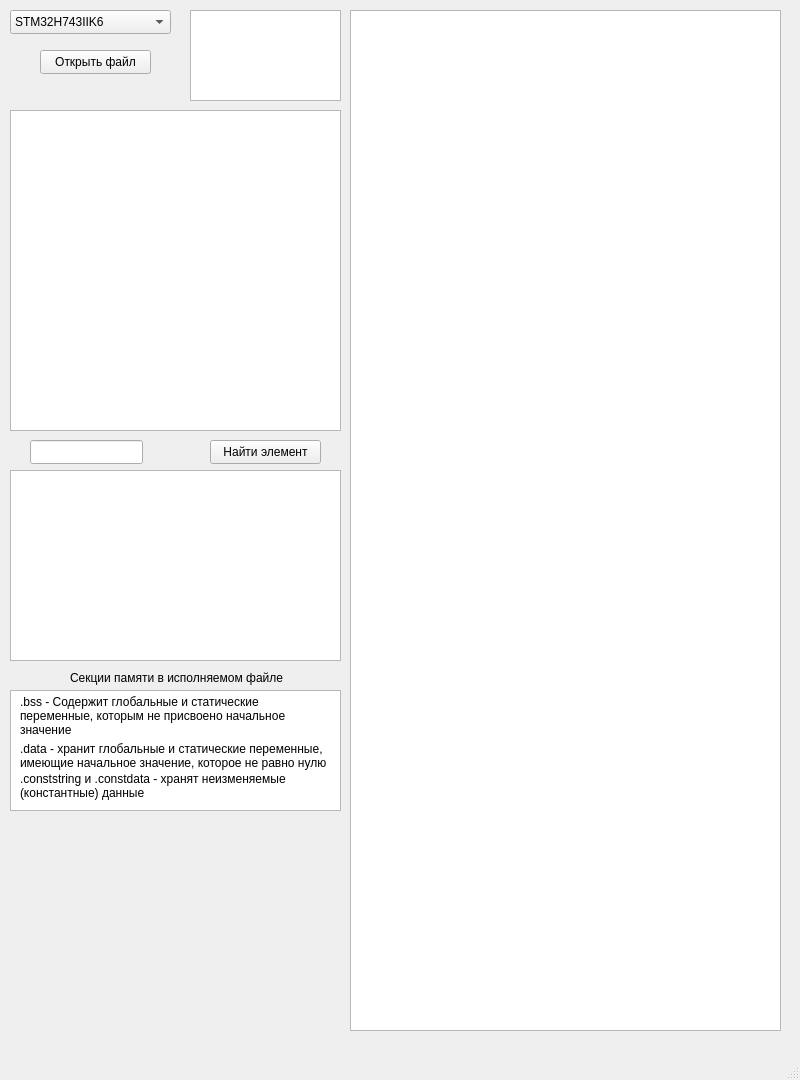
Old version of the form QtProj/mapAnalizer/map_analizer/mainwindow.ui in the repository twentyoneh/CPPproj.
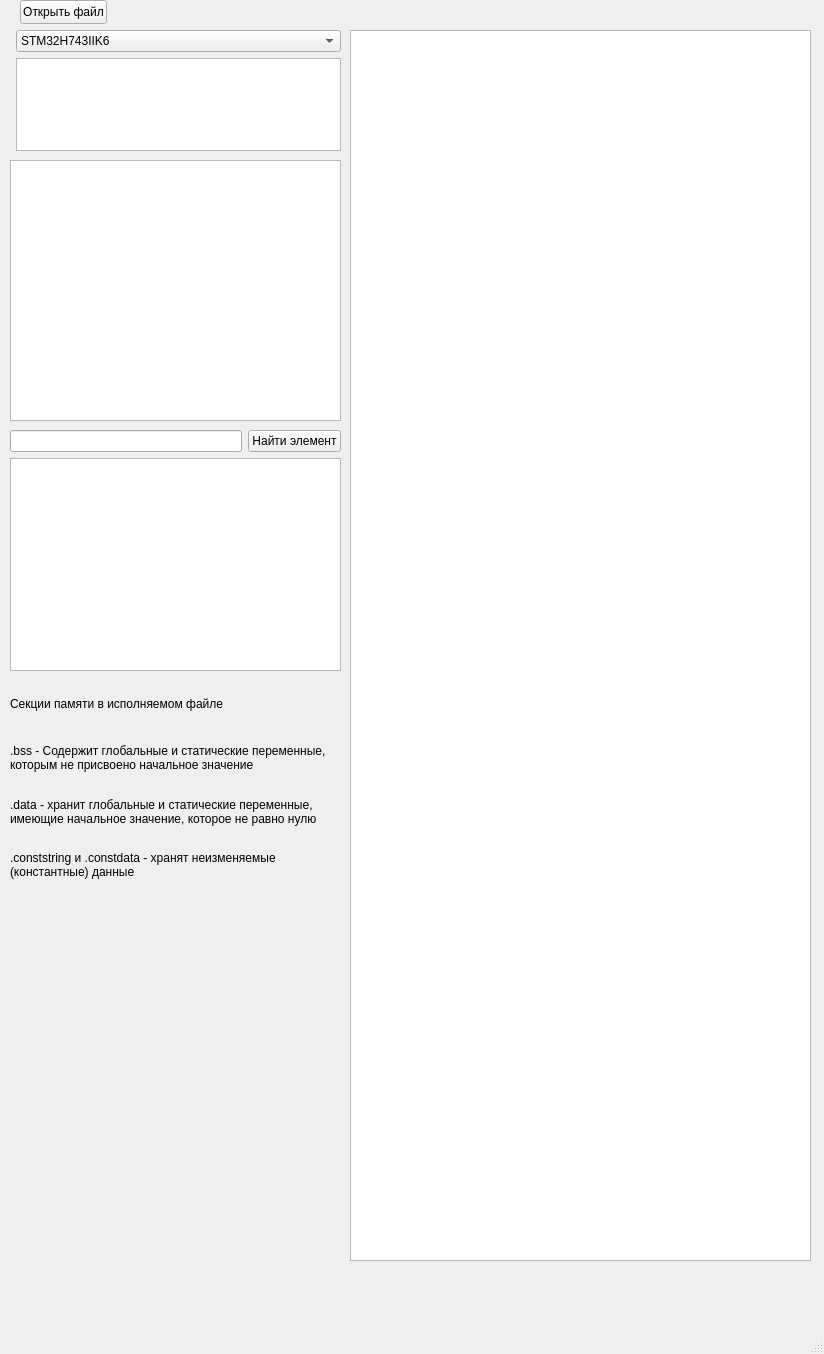
New version of the form.

Commit message: небольшие правки

Patch:
```diff
--- a/QtProj/mapAnalizer/map_analizer/mainwindow.ui
+++ b/QtProj/mapAnalizer/map_analizer/mainwindow.ui
@@ -6,123 +6,42 @@
    <rect>
     <x>0</x>
     <y>0</y>
-    <width>800</width>
-    <height>1080</height>
+    <width>824</width>
+    <height>1354</height>
    </rect>
   </property>
   <property name="windowTitle">
    <string>MainWindow</string>
   </property>
   <widget class="QWidget" name="centralwidget">
-   <widget class="QPushButton" name="OpenFile">
-    <property name="geometry">
-     <rect>
-      <x>40</x>
-      <y>50</y>
-      <width>111</width>
-      <height>24</height>
-     </rect>
-    </property>
-    <property name="text">
-     <string>Открыть файл</string>
-    </property>
-   </widget>
-   <widget class="QListWidget" name="mainListWidget">
-    <property name="geometry">
-     <rect>
-      <x>350</x>
-      <y>10</y>
-      <width>431</width>
-      <height>1021</height>
-     </rect>
-    </property>
-    <property name="verticalScrollBarPolicy">
-     <enum>Qt::ScrollBarPolicy::ScrollBarAsNeeded</enum>
-    </property>
-    <property name="horizontalScrollBarPolicy">
-     <enum>Qt::ScrollBarPolicy::ScrollBarAsNeeded</enum>
-    </property>
-    <property name="sizeAdjustPolicy">
-     <enum>QAbstractScrollArea::SizeAdjustPolicy::AdjustIgnored</enum>
-    </property>
-    <property name="dragEnabled">
-     <bool>false</bool>
-    </property>
-    <property name="verticalScrollMode">
-     <enum>QAbstractItemView::ScrollMode::ScrollPerPixel</enum>
-    </property>
-    <property name="horizontalScrollMode">
-     <enum>QAbstractItemView::ScrollMode::ScrollPerPixel</enum>
-    </property>
-   </widget>
-   <widget class="QLineEdit" name="variableName">
-    <property name="geometry">
-     <rect>
-      <x>30</x>
-      <y>440</y>
-      <width>113</width>
-      <height>24</height>
-     </rect>
-    </property>
-   </widget>
-   <widget class="QPushButton" name="findVariable">
-    <property name="geometry">
-     <rect>
-      <x>210</x>
-      <y>440</y>
-      <width>111</width>
-      <height>24</height>
-     </rect>
-    </property>
-    <property name="text">
-     <string>Найти элемент</string>
-    </property>
-   </widget>
    <widget class="QListWidget" name="stateInfoList">
     <property name="geometry">
      <rect>
       <x>10</x>
-      <y>110</y>
+      <y>160</y>
       <width>331</width>
-      <height>321</height>
+      <height>261</height>
      </rect>
     </property>
     <property name="verticalScrollMode">
      <enum>QAbstractItemView::ScrollMode::ScrollPerPixel</enum>
     </property>
    </widget>
-   <widget class="QListWidget" name="variableInfoList">
+   <widget class="QWidget" name="formLayoutWidget">
     <property name="geometry">
      <rect>
       <x>10</x>
-      <y>470</y>
+      <y>30</y>
       <width>331</width>
-      <height>191</height>
+      <height>121</height>
      </rect>
     </property>
-    <property name="verticalScrollMode">
-     <enum>QAbstractItemView::ScrollMode::ScrollPerPixel</enum>
-    </property>
-   </widget>
-   <widget class="QListWidget" name="buttonWidget">
-    <property name="geometry">
-     <rect>
-      <x>190</x>
-      <y>10</y>
-      <width>151</width>
-      <height>91</height>
-     </rect>
-    </property>
-   </widget>
+    <layout class="QFormLayout" name="formLayout">
+     <item row="1" column="1">
+      <widget class="QListWidget" name="buttonWidget"/>
+     </item>
+     <item row="0" column="1">
    <widget class="QComboBox" name="comboBox">
-    <property name="geometry">
-     <rect>
-      <x>10</x>
-      <y>10</y>
-      <width>161</width>
-      <height>24</height>
-     </rect>
-    </property>
     <item>
      <property name="text">
       <string>STM32H743IIK6</string>
@@ -134,25 +53,80 @@
      </property>
     </item>
    </widget>
-   <widget class="QListWidget" name="listWidget">
+     </item>
+    </layout>
+   </widget>
+   <widget class="QPushButton" name="OpenFile">
+    <property name="geometry">
+     <rect>
+      <x>20</x>
+      <y>0</y>
+      <width>87</width>
+      <height>24</height>
+     </rect>
+    </property>
+    <property name="text">
+     <string>Открыть файл</string>
+    </property>
+   </widget>
+   <widget class="QWidget" name="gridLayoutWidget_2">
     <property name="geometry">
      <rect>
       <x>10</x>
-      <y>690</y>
+      <y>430</y>
       <width>331</width>
-      <height>121</height>
+      <height>241</height>
      </rect>
     </property>
-   </widget>
+    <layout class="QGridLayout" name="gridLayout_2">
+     <item row="1" column="0">
+      <widget class="QListWidget" name="variableInfoList">
+       <property name="verticalScrollMode">
+        <enum>QAbstractItemView::ScrollMode::ScrollPerPixel</enum>
+       </property>
+      </widget>
+     </item>
+     <item row="0" column="0">
+      <layout class="QGridLayout" name="gridLayout">
+       <item row="0" column="1">
+        <widget class="QPushButton" name="findVariable">
+         <property name="text">
+          <string>Найти элемент</string>
+         </property>
+        </widget>
+       </item>
+       <item row="0" column="0">
+        <widget class="QLineEdit" name="variableName"/>
+       </item>
+      </layout>
+     </item>
+    </layout>
+   </widget>
+   <widget class="QWidget" name="gridLayoutWidget_4">
+    <property name="geometry">
+     <rect>
+      <x>10</x>
+      <y>680</y>
+      <width>329</width>
+      <height>209</height>
+     </rect>
+    </property>
+    <layout class="QGridLayout" name="gridLayout_4">
+     <item row="3" column="0">
+      <widget class="QLabel" name="label_3">
+       <property name="text">
+        <string>.conststring и .constdata - хранят неизменяемые (константные) данные </string>
+       </property>
+       <property name="scaledContents">
+        <bool>false</bool>
+       </property>
+       <property name="wordWrap">
+        <bool>true</bool>
+       </property>
+      </widget>
+     </item>
+     <item row="1" column="0">
    <widget class="QLabel" name="label">
-    <property name="geometry">
-     <rect>
-      <x>20</x>
-      <y>690</y>
-      <width>311</width>
-      <height>51</height>
-     </rect>
-    </property>
     <property name="text">
      <string>.bss - Содержит глобальные и статические переменные, которым не присвоено начальное значение</string>
     </property>
@@ -163,15 +137,9 @@
      <bool>true</bool>
     </property>
    </widget>
+     </item>
+     <item row="2" column="0">
    <widget class="QLabel" name="label_2">
-    <property name="geometry">
-     <rect>
-      <x>20</x>
-      <y>730</y>
-      <width>311</width>
-      <height>51</height>
-     </rect>
-    </property>
     <property name="text">
      <string>.data - хранит глобальные и статические переменные, имеющие начальное значение, которое не равно нулю</string>
     </property>
@@ -182,38 +150,62 @@
      <bool>true</bool>
     </property>
    </widget>
-   <widget class="QLabel" name="label_3">
-    <property name="geometry">
-     <rect>
-      <x>20</x>
-      <y>760</y>
-      <width>311</width>
-      <height>51</height>
-     </rect>
-    </property>
-    <property name="text">
-     <string>.conststring и .constdata - хранят неизменяемые (константные) данные </string>
-    </property>
-    <property name="scaledContents">
-     <bool>false</bool>
-    </property>
-    <property name="wordWrap">
-     <bool>true</bool>
-    </property>
-   </widget>
+     </item>
+     <item row="0" column="0">
    <widget class="QLabel" name="label_4">
-    <property name="geometry">
-     <rect>
-      <x>70</x>
-      <y>670</y>
-      <width>221</width>
-      <height>16</height>
-     </rect>
-    </property>
     <property name="text">
      <string>Секции памяти в исполняемом файле</string>
     </property>
    </widget>
+     </item>
+    </layout>
+   </widget>
+   <widget class="QWidget" name="gridLayoutWidget_3">
+    <property name="geometry">
+     <rect>
+      <x>350</x>
+      <y>30</y>
+      <width>461</width>
+      <height>1231</height>
+     </rect>
+    </property>
+    <layout class="QGridLayout" name="gridLayout_3">
+     <property name="sizeConstraint">
+      <enum>QLayout::SizeConstraint::SetNoConstraint</enum>
+     </property>
+     <item row="0" column="0">
+      <widget class="QListWidget" name="mainListWidget">
+       <property name="sizePolicy">
+        <sizepolicy hsizetype="Preferred" vsizetype="Preferred">
+         <horstretch>200</horstretch>
+         <verstretch>200</verstretch>
+        </sizepolicy>
+       </property>
+       <property name="verticalScrollBarPolicy">
+        <enum>Qt::ScrollBarPolicy::ScrollBarAsNeeded</enum>
+       </property>
+       <property name="horizontalScrollBarPolicy">
+        <enum>Qt::ScrollBarPolicy::ScrollBarAsNeeded</enum>
+       </property>
+       <property name="sizeAdjustPolicy">
+        <enum>QAbstractScrollArea::SizeAdjustPolicy::AdjustIgnored</enum>
+       </property>
+       <property name="dragEnabled">
+        <bool>false</bool>
+       </property>
+       <property name="verticalScrollMode">
+        <enum>QAbstractItemView::ScrollMode::ScrollPerPixel</enum>
+       </property>
+       <property name="horizontalScrollMode">
+        <enum>QAbstractItemView::ScrollMode::ScrollPerPixel</enum>
+       </property>
+       <property name="resizeMode">
+        <enum>QListView::ResizeMode::Fixed</enum>
+       </property>
+      </widget>
+     </item>
+    </layout>
+   </widget>
   </widget>
   <widget class="QMenuBar" name="menubar">
    <property name="geometry">
```
Left out of the diff: 2 changed lines with no effect on the pictures. Lines whose indentation alone changed are shown as unchanged. The commit also changes 2 other files.
